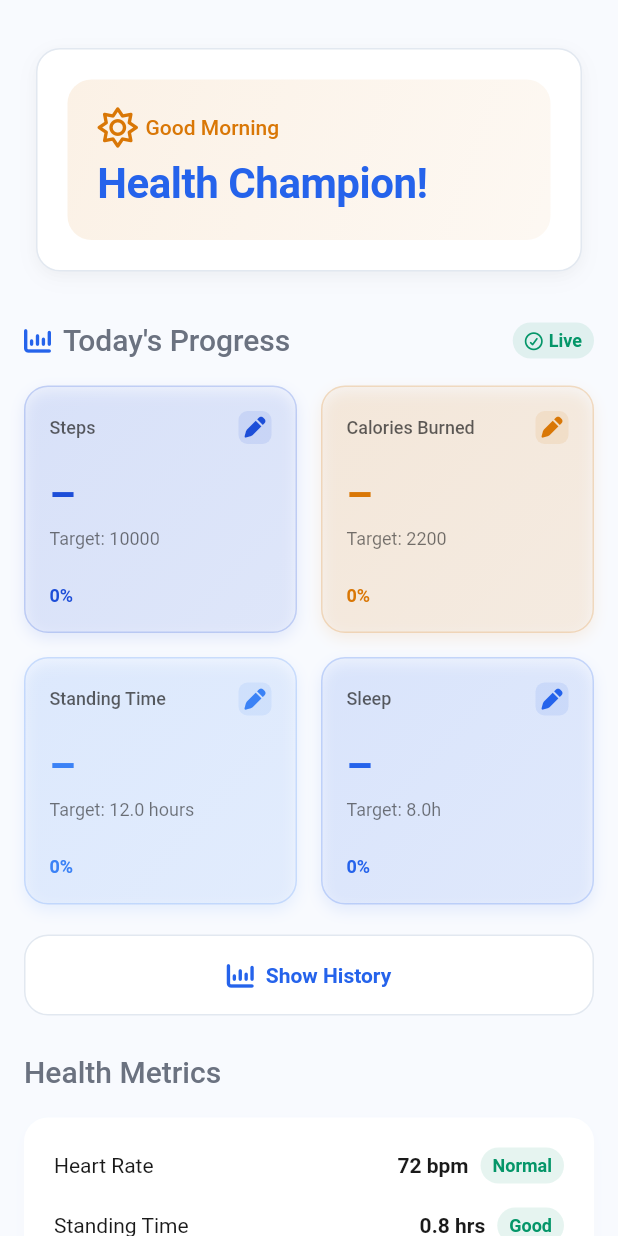
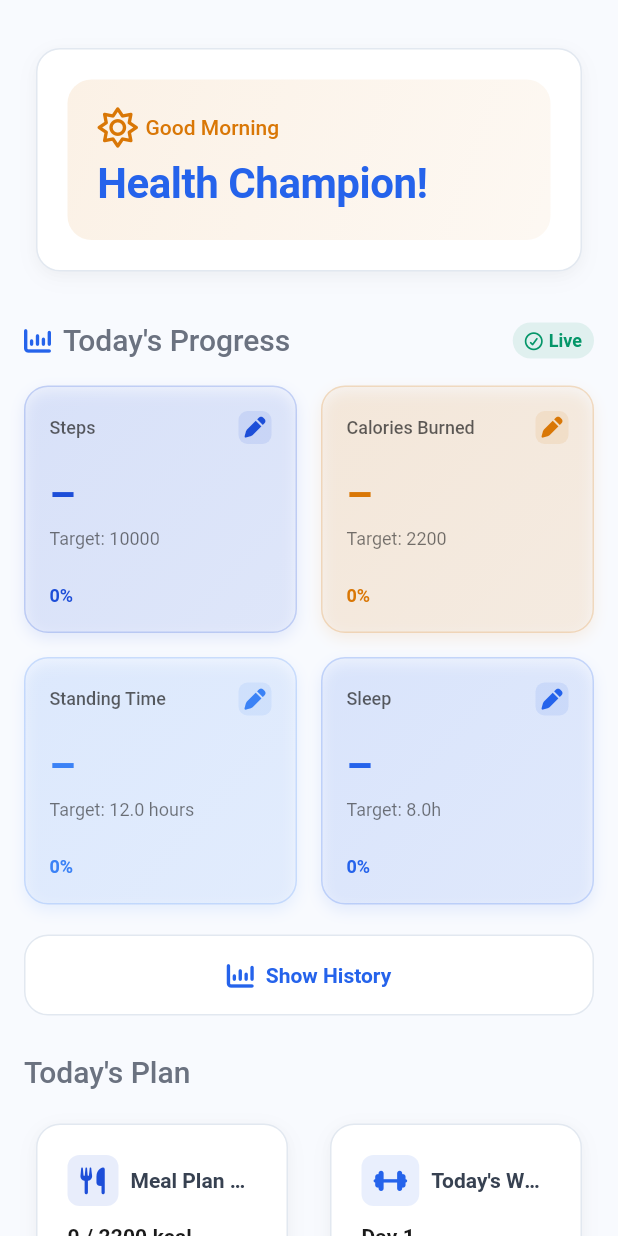
Before and after one commit to Hinokamika/graduation-project, a Flutter app: the OverviewPage screen opened directly, on a phone screen of 412 x 824 dp. Run offline on Flutter 3.47's test engine with Material 3 defaults, Android fonts, the phone set to English and light mode, and no system bars; our stand-ins replace connectivity_plus, flutter_dotenv, font_awesome_flutter, hive_flutter, image_picker, supabase_flutter; missing offline and left inert: health, mongo_dart; accounts and stored records are empty; network calls fail; Roboto replaces fonts that are missing (SF Pro Display).

Commit message:
feat: Refactor HomePage and OverviewPage to support tab navigation and add workout day index tracking

```diff
--- a/lib/features/home/overview_page.dart
+++ b/lib/features/home/overview_page.dart
@@ -8,9 +8,12 @@ import 'providers/health_data_provider.dart';
 import 'widgets/health_summary_grid.dart';
 import 'widgets/target_edit_modal.dart';
 import 'models/health_metrics.dart';
+import 'package:final_project/features/nutrition/meal_page.dart';
+import 'package:final_project/features/exercise/exercise_page.dart';
 
 class OverviewPage extends StatefulWidget {
-  const OverviewPage({super.key});
+  final ValueChanged<int>? onNavigateTab; // 0=Overview,1=Workout,2=Chat,3=Meal,4=Relax
+  const OverviewPage({super.key, this.onNavigateTab});
 
   @override
   State<OverviewPage> createState() => _OverviewPageState();
@@ -19,6 +22,7 @@ class OverviewPage extends StatefulWidget {
 class _OverviewPageState extends State<OverviewPage> {
   late final HealthDataProvider _provider;
   String? _displayName;
+  int _workoutDayIndex = 1;
 
   @override
   void initState() {
@@ -30,6 +34,7 @@ class _OverviewPageState extends State<OverviewPage> {
 
     // Load user name from Supabase user_identity (via UserService)
     _loadUserName();
+    _loadWorkoutDayIndex();
   }
 
   @override
@@ -37,6 +42,13 @@ class _OverviewPageState extends State<OverviewPage> {
     _provider.removeListener(_onProviderChanged);
     _provider.dispose();
     super.dispose();
+  }
+
+  Future<void> _loadWorkoutDayIndex() async {
+    try {
+      final idx = await UserService().getWorkoutCurrentDayIndex();
+      if (mounted) setState(() => _workoutDayIndex = idx);
+    } catch (_) {}
   }
 
   void _onProviderChanged() {
@@ -93,6 +105,8 @@ class _OverviewPageState extends State<OverviewPage> {
                   _buildWelcomeSection(context),
                   const SizedBox(height: 24),
                   _buildTodaySummary(context, _provider),
+                  const SizedBox(height: 24),
+                  _buildPlanShortcuts(context, _provider),
                   const SizedBox(height: 24),
                   _buildHealthMetrics(context, _provider),
                 ],
@@ -374,6 +388,131 @@ class _OverviewPageState extends State<OverviewPage> {
     );
   }
 
+  Widget _buildPlanShortcuts(BuildContext context, HealthDataProvider provider) {
+    final overview = provider.overview!;
+    final kcal = (overview.metrics.calories ?? 0).round();
+    final kcalTarget = overview.targets.caloriesTarget;
+
+    return Column(
+      crossAxisAlignment: CrossAxisAlignment.start,
+      children: [
+        Text('Today\'s Plan', style: AppTextStyles.subtitle),
+        const SizedBox(height: 12),
+        Row(
+          children: [
+            Expanded(
+              child: EnhancedCard(
+                onTap: () {
+                  // Switch bottom tab to Meal (index 3)
+                  widget.onNavigateTab?.call(3);
+                },
+                child: Column(
+                  crossAxisAlignment: CrossAxisAlignment.start,
+                  children: [
+                    Row(
+                      children: [
+                        Container(
+                          padding: const EdgeInsets.all(8),
+                          decoration: BoxDecoration(
+                            color: AppColors.accent.withValues(alpha: 0.1),
+                            borderRadius: BorderRadius.circular(8),
+                          ),
+                          child: const FaIcon(FontAwesomeIcons.utensils, color: AppColors.accent, size: 18),
+                        ),
+                        const SizedBox(width: 8),
+                        Expanded(
+                          child: Text(
+                            'Meal Plan Overview',
+                            maxLines: 1,
+                            overflow: TextOverflow.ellipsis,
+                            style: AppTextStyles.bodyMedium.copyWith(
+                              color: AppColors.getTextSecondary(context),
+                              fontWeight: FontWeight.w600,
+                            ),
+                          ),
+                        ),
+                      ],
+                    ),
+                    const SizedBox(height: 10),
+                    Text(
+                      '$kcal / $kcalTarget kcal',
+                      maxLines: 1,
+                      overflow: TextOverflow.ellipsis,
+                      style: AppTextStyles.titleMedium.copyWith(
+                        color: AppColors.getTextPrimary(context),
+                        fontWeight: FontWeight.w700,
+                      ),
+                    ),
+                    const SizedBox(height: 4),
+                    Text(
+                      'Tap to open Meal page',
+                      style: AppTextStyles.bodySmall.copyWith(
+                        color: AppColors.getTextTertiary(context),
+                      ),
+                    ),
+                  ],
+                ),
+              ),
+            ),
+            const SizedBox(width: 12),
+            Expanded(
+              child: EnhancedCard(
+                onTap: () {
+                  // Switch bottom tab to Workout (index 1)
+                  widget.onNavigateTab?.call(1);
+                },
+                child: Column(
+                  crossAxisAlignment: CrossAxisAlignment.start,
+                  children: [
+                    Row(
+                      children: [
+                        Container(
+                          padding: const EdgeInsets.all(8),
+                          decoration: BoxDecoration(
+                            color: AppColors.primary.withValues(alpha: 0.1),
+                            borderRadius: BorderRadius.circular(8),
+                          ),
+                          child: const FaIcon(FontAwesomeIcons.dumbbell, color: AppColors.primary, size: 18),
+                        ),
+                        const SizedBox(width: 8),
+                        Expanded(
+                          child: Text(
+                            "Today's Workout",
+                            maxLines: 1,
+                            overflow: TextOverflow.ellipsis,
+                            style: AppTextStyles.bodyMedium.copyWith(
+                              color: AppColors.getTextSecondary(context),
+                              fontWeight: FontWeight.w600,
+                            ),
+                          ),
+                        ),
+                      ],
+                    ),
+                    const SizedBox(height: 10),
+                    Text(
+                      'Day $_workoutDayIndex',
+                      style: AppTextStyles.titleMedium.copyWith(
+                        color: AppColors.getTextPrimary(context),
+                        fontWeight: FontWeight.w700,
+                      ),
+                    ),
+                    const SizedBox(height: 4),
+                    Text(
+                      'Tap to open Workout',
+                      style: AppTextStyles.bodySmall.copyWith(
+                        color: AppColors.getTextTertiary(context),
+                      ),
+                    ),
+                  ],
+                ),
+              ),
+            ),
+          ],
+        ),
+      ],
+    );
+  }
+
   Widget _buildHealthMetrics(
     BuildContext context,
     HealthDataProvider provider,
--- a/lib/features/relax/relax_page.dart
+++ b/lib/features/relax/relax_page.dart
@@ -158,10 +158,6 @@ class _RelaxPageState extends State<RelaxPage> {
 
               // Mood Tracker
               _buildMoodTracker(isDark),
-              const SizedBox(height: 24),
-
-              // Relax Sessions
-              _buildRelaxSessions(isDark),
               const SizedBox(height: 24),
 
               // Breathing Exercise
```
Also changed, not shown: lib/features/home/home_page.dart (+17 -7 lines), lib/services/relax_service.dart (added, +106 -0 lines).
